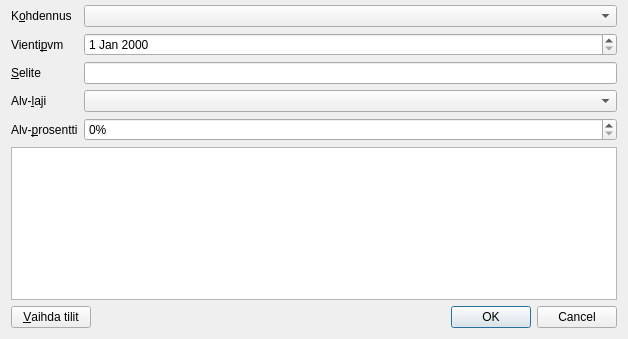
Above: kitupiikki/kirjaus/kirjausapuridialog.ui from artoh/kitupiikki before the change; both pictures show x 0 to 628 and y 297 to 636 of the 628 by 636 pixel window. Below: the same form after it.
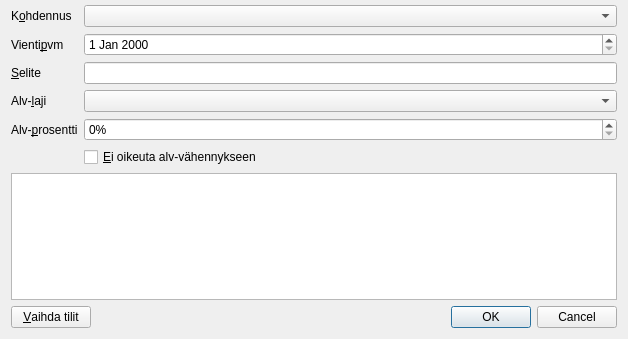
That is the form after the change. Icons and pictures are not drawn. Custom widgets are drawn as their Qt base class.

Diff of the .ui file:
```diff
--- a/kitupiikki/kirjaus/kirjausapuridialog.ui
+++ b/kitupiikki/kirjaus/kirjausapuridialog.ui
@@ -253,6 +253,13 @@
        </property>
       </widget>
      </item>
+     <item row="14" column="1">
+      <widget class="QCheckBox" name="eiVahennaCheck">
+       <property name="text">
+        <string>&amp;Ei oikeuta alv-vähennykseen</string>
+       </property>
+      </widget>
+     </item>
     </layout>
    </item>
    <item>
```
